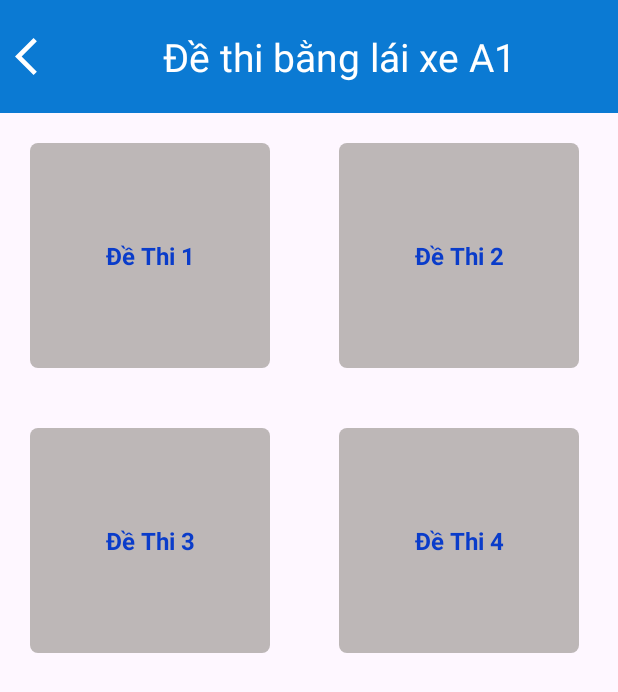
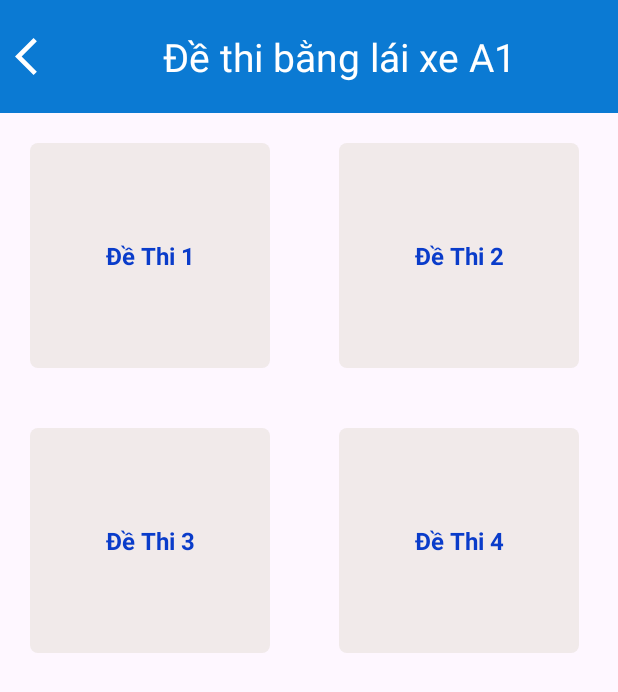
Before and after one commit to trieutct/BTL_LapTrinhMobile, an Android app: the DeThisActivity screen opened directly, with no data from a screen before it, on a phone screen of 412 x 824 dp. Shown: the top 692 px of the screen. Run offline under Robolectric (Android 15) with nearby library versions, the light colour scheme and no system bars.

Commit message:
update trang đề thi

```diff
--- a/app/src/main/java/com/example/app_thibanglaixe/Adapter/DeThiAdapter.java
+++ b/app/src/main/java/com/example/app_thibanglaixe/Adapter/DeThiAdapter.java
@@ -1,5 +1,6 @@
 package com.example.app_thibanglaixe.Adapter;
 
+import android.util.Log;
 import android.view.LayoutInflater;
 import android.view.View;
 import android.view.ViewGroup;
@@ -29,8 +30,13 @@
     public void onBindViewHolder(@NonNull ExamViewHolder holder, int position) {
         DeThi exam = examList.get(position);
         holder.examNameTextView.setText(exam.getTenDeThi());
+        holder.examNameTextView.setOnClickListener(new View.OnClickListener() {
+            @Override
+            public void onClick(View view) {
+
+            }
+        });
     }
-
     @Override
     public int getItemCount() {
         return examList.size();
--- a/app/src/main/java/com/example/app_thibanglaixe/DeThisActivity.java
+++ b/app/src/main/java/com/example/app_thibanglaixe/DeThisActivity.java
@@ -10,21 +10,32 @@
 
 import com.example.app_thibanglaixe.Adapter.DeThiAdapter;
 import com.example.app_thibanglaixe.Model.DeThi;
+import com.example.app_thibanglaixe.SQLite.SQLiteHelper;
 
 import java.util.ArrayList;
+import java.util.List;
 
 public class DeThisActivity extends AppCompatActivity {
+    List<DeThi> deThiList;
     @Override
     protected void onCreate(Bundle savedInstanceState) {
         super.onCreate(savedInstanceState);
         setContentView(R.layout.activity_de_this);
         RecyclerView examRecyclerView = findViewById(R.id.examRecyclerView);
-        ArrayList<DeThi> examList = new ArrayList<>();
-        examList.add(new DeThi(1,"MD1","Đề Thi 1"));
-        examList.add(new DeThi(2,"MD2","Đề Thi 2"));
-        examList.add(new DeThi(3,"MD3","Đề Thi 3"));
-        examList.add(new DeThi(4,"MD4","Đề Thi 4"));
-        DeThiAdapter adapter = new DeThiAdapter(examList);
+        //ArrayList<DeThi> examList = new ArrayList<>();
+//        examList.add(new DeThi(1,"MD1","Đề Thi 1"));
+//        examList.add(new DeThi(2,"MD2","Đề Thi 2"));
+//        examList.add(new DeThi(3,"MD3","Đề Thi 3"));
+//        examList.add(new DeThi(4,"MD4","Đề Thi 4"));
+//        DeThiAdapter adapter = new DeThiAdapter(examList);
+//        examRecyclerView.setLayoutManager(new GridLayoutManager(this,2));
+//        examRecyclerView.setAdapter(adapter);
+
+
+        SQLiteHelper sqLiteHelper=new SQLiteHelper(DeThisActivity.this);
+        sqLiteHelper.AddDeThi();
+        deThiList=sqLiteHelper.getAllDeThi();
+        DeThiAdapter adapter = new DeThiAdapter(deThiList);
         examRecyclerView.setLayoutManager(new GridLayoutManager(this,2));
         examRecyclerView.setAdapter(adapter);
     }
--- a/app/src/main/java/com/example/app_thibanglaixe/SQLite/SQLiteHelper.java
+++ b/app/src/main/java/com/example/app_thibanglaixe/SQLite/SQLiteHelper.java
@@ -1,8 +1,15 @@
 package com.example.app_thibanglaixe.SQLite;
 
+import android.content.ContentValues;
 import android.content.Context;
+import android.database.Cursor;
 import android.database.sqlite.SQLiteDatabase;
 import android.database.sqlite.SQLiteOpenHelper;
+
+import com.example.app_thibanglaixe.Model.DeThi;
+
+import java.util.ArrayList;
+import java.util.List;
 
 public class SQLiteHelper extends SQLiteOpenHelper {
     private static final String DATABASE_NAME = "AppThiBangLaiXe.db";
@@ -42,8 +49,50 @@
     }
     @Override
     public void onUpgrade(SQLiteDatabase db, int oldVersion, int newVersion) {
-        db.execSQL("DROP TABLE IF EXISTS " + TABLE_DETHI);
-        db.execSQL("DROP TABLE IF EXISTS " + TABLE_CAUHOI);
+//        db.execSQL("DROP TABLE IF EXISTS " + TABLE_DETHI);
+//        db.execSQL("DROP TABLE IF EXISTS " + TABLE_CAUHOI);
         onCreate(db);
     }
+    public void AddDeThi() {
+        deleteAllDeThi();
+        SQLiteDatabase database = getWritableDatabase();
+        ContentValues values = new ContentValues();
+        values.put(COLUMN_CAUHOI_MA_DETHI, "DT1");
+        values.put(COLUMN_DETHI_TEN,"Đề Thi 1");
+        database.insert(TABLE_DETHI, null, values);
+
+
+        values.put(COLUMN_CAUHOI_MA_DETHI, "DT2");
+        values.put(COLUMN_DETHI_TEN,"Đề Thi 2");
+        database.insert(TABLE_DETHI, null, values);
+
+
+        values.put(COLUMN_CAUHOI_MA_DETHI, "DT3");
+        values.put(COLUMN_DETHI_TEN,"Đề Thi 3");
+        database.insert(TABLE_DETHI, null, values);
+
+        values.put(COLUMN_CAUHOI_MA_DETHI, "DT4");
+        values.put(COLUMN_DETHI_TEN,"Đề Thi 4");
+        database.insert(TABLE_DETHI, null, values);
+        database.close();
+    }
+    public List<DeThi> getAllDeThi()
+    {
+        List<DeThi> deThiList=new ArrayList<>();
+        SQLiteDatabase db=this.getReadableDatabase();
+        String Query="SELECT * FROM "+TABLE_DETHI;
+        Cursor cursor=db.rawQuery(Query,null);
+        if(cursor.moveToFirst())
+        {
+            do{
+                deThiList.add(new DeThi(1,cursor.getString(1),cursor.getString(2)));
+            }while (cursor.moveToNext());
+        }
+        return deThiList;
+    }
+    public void deleteAllDeThi() {
+        SQLiteDatabase db = this.getWritableDatabase();
+        db.delete(TABLE_DETHI, null, null);
+        db.close();
+    }
 }
--- a/app/src/main/res/drawable/border_raidus_item_dethi.xml
+++ b/app/src/main/res/drawable/border_raidus_item_dethi.xml
@@ -1,5 +1,5 @@
 <?xml version="1.0" encoding="utf-8"?>
 <shape xmlns:android="http://schemas.android.com/apk/res/android">
-    <solid android:color="#BDB7B7" /> <!-- Màu nền của View -->
+    <solid android:color="#F1EAEA" /> <!-- Màu nền của View -->
     <corners android:radius="5dp" /> <!-- Bán kính của viền tròn -->
 </shape>
```
